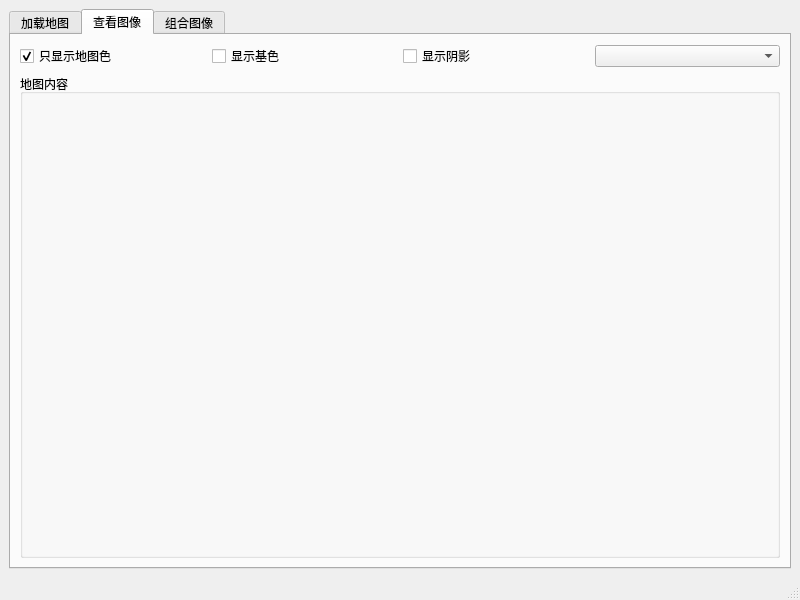
Qt form MapViewer/MapViewerWind.ui (SlopeCraft/SlopeCraft) before a commit.
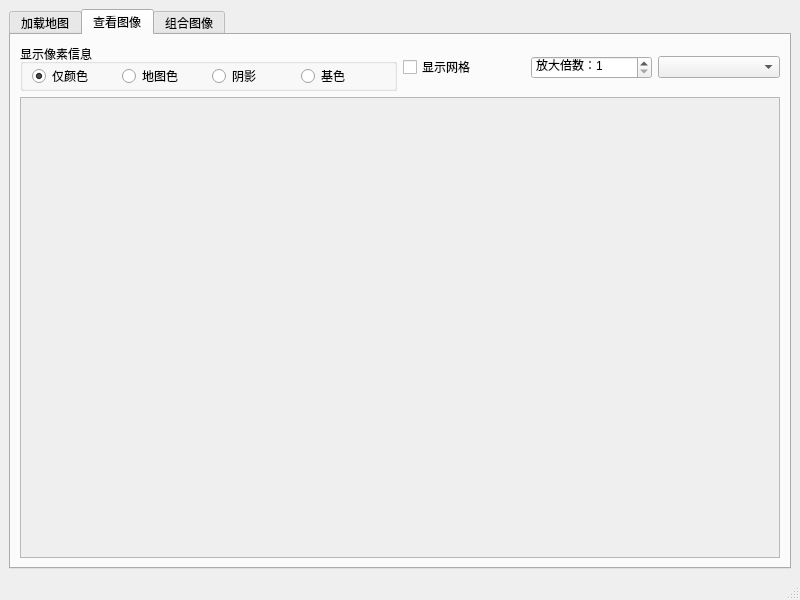
The same form after that commit.

Commit message: implemented displaying single map and grid lines

Diff of the .ui file:
```diff
--- a/MapViewer/MapViewerWind.ui
+++ b/MapViewer/MapViewerWind.ui
@@ -176,39 +176,118 @@
         <string>查看图像</string>
        </attribute>
        <layout class="QGridLayout" name="gridLayout">
-        <item row="0" column="1">
-         <widget class="QCheckBox" name="checkbox_show_base_color">
-          <property name="text">
-           <string>显示基色</string>
-          </property>
-         </widget>
-        </item>
-        <item row="0" column="3">
-         <widget class="QComboBox" name="combobox_select_map"/>
-        </item>
-        <item row="0" column="2">
-         <widget class="QCheckBox" name="checkbox_show_shade">
-          <property name="text">
-           <string>显示阴影</string>
-          </property>
-         </widget>
-        </item>
-        <item row="0" column="0">
-         <widget class="QCheckBox" name="checkbox_show_map_color">
-          <property name="text">
-           <string>只显示地图色</string>
-          </property>
-          <property name="checked">
-           <bool>true</bool>
-          </property>
-         </widget>
-        </item>
-        <item row="1" column="0" colspan="4">
-         <widget class="QGroupBox" name="groupbox_single_map">
+        <item row="1" column="0" colspan="3">
+         <widget class="QGroupBox" name="groupBox_2">
           <property name="title">
-           <string>地图内容</string>
+           <string>显示像素信息</string>
           </property>
-          <layout class="QGridLayout" name="gridLayout_6"/>
+          <layout class="QHBoxLayout" name="horizontalLayout">
+           <property name="topMargin">
+            <number>0</number>
+           </property>
+           <property name="bottomMargin">
+            <number>0</number>
+           </property>
+           <item>
+            <widget class="QRadioButton" name="radio_show_color_only">
+             <property name="text">
+              <string>仅颜色</string>
+             </property>
+             <property name="checked">
+              <bool>true</bool>
+             </property>
+            </widget>
+           </item>
+           <item>
+            <widget class="QRadioButton" name="radio_show_map_color">
+             <property name="text">
+              <string>地图色</string>
+             </property>
+             <property name="checked">
+              <bool>false</bool>
+             </property>
+            </widget>
+           </item>
+           <item>
+            <widget class="QRadioButton" name="radio_show_shade">
+             <property name="text">
+              <string>阴影</string>
+             </property>
+            </widget>
+           </item>
+           <item>
+            <widget class="QRadioButton" name="radio_show_base_color">
+             <property name="text">
+              <string>基色</string>
+             </property>
+            </widget>
+           </item>
+          </layout>
+         </widget>
+        </item>
+        <item row="1" column="4">
+         <widget class="QSpinBox" name="spinbox_pixel_size">
+          <property name="prefix">
+           <string>放大倍数：</string>
+          </property>
+          <property name="minimum">
+           <number>1</number>
+          </property>
+          <property name="maximum">
+           <number>128</number>
+          </property>
+         </widget>
+        </item>
+        <item row="1" column="5">
+         <widget class="QComboBox" name="combobox_select_map">
+          <property name="maxVisibleItems">
+           <number>256</number>
+          </property>
+         </widget>
+        </item>
+        <item row="2" column="0" colspan="6">
+         <widget class="QScrollArea" name="area_show_single_map">
+          <property name="verticalScrollBarPolicy">
+           <enum>Qt::ScrollBarAsNeeded</enum>
+          </property>
+          <property name="horizontalScrollBarPolicy">
+           <enum>Qt::ScrollBarAsNeeded</enum>
+          </property>
+          <property name="sizeAdjustPolicy">
+           <enum>QAbstractScrollArea::AdjustToContentsOnFirstShow</enum>
+          </property>
+          <property name="widgetResizable">
+           <bool>true</bool>
+          </property>
+          <widget class="QWidget" name="area_show_single_map_widget_contents">
+           <property name="geometry">
+            <rect>
+             <x>0</x>
+             <y>0</y>
+             <width>756</width>
+             <height>449</height>
+            </rect>
+           </property>
+           <layout class="QGridLayout" name="area_show_single_map_layout">
+            <item row="0" column="0">
+             <widget class="QLabel" name="label_show_single_map">
+              <property name="text">
+               <string/>
+              </property>
+              <property name="scaledContents">
+               <bool>false</bool>
+              </property>
+             </widget>
+            </item>
+           </layout>
+          </widget>
+         </widget>
+        </item>
+        <item row="1" column="3">
+         <widget class="QCheckBox" name="checkbox_single_map_show_grid">
+          <property name="text">
+           <string>显示网格</string>
+          </property>
          </widget>
         </item>
        </layout>
```
The commit also changes 2 other files.
